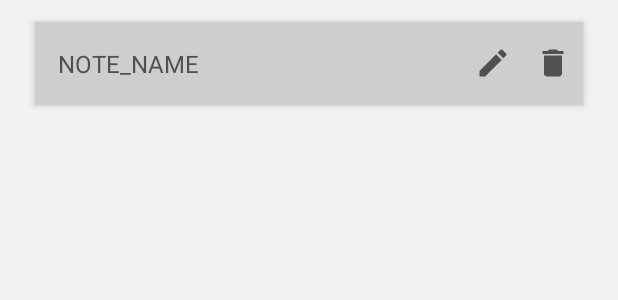
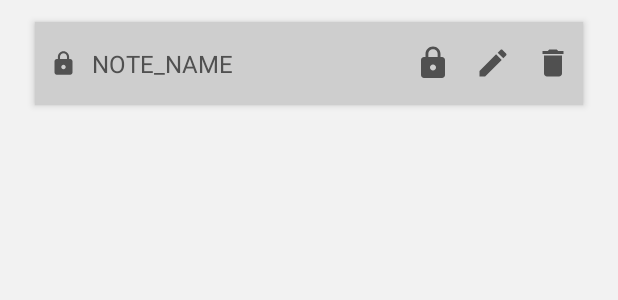
Before and after one commit to onurkolofficial/SimpleNotes-Android, an Android app: the layout list_notes.xml on its own in the app's theme, with its tools: preview values and no code run, on a phone screen of 412 x 824 dp. Shown: the top 300 px of the screen. Run offline under Robolectric (Android 15) with nearby library versions, the phone set to English and light mode, and no system bars; Roboto replaces fonts that are not available here.

Commit message:
Added note lock system. Fixed bugs.

```diff
--- a/app/build.gradle
+++ b/app/build.gradle
@@ -10,8 +10,8 @@ android {
         applicationId "com.onurkol.app.notes"
         minSdkVersion 22
         targetSdkVersion 30
-        versionCode 5
-        versionName "1.1.0"
+        versionCode 6
+        versionName "1.1.5"
 
         testInstrumentationRunner "androidx.test.runner.AndroidJUnitRunner"
     }
--- a/app/src/main/java/com/onurkol/app/notes/tools/NoteManager.java
+++ b/app/src/main/java/com/onurkol/app/notes/tools/NoteManager.java
@@ -56,9 +56,10 @@ public class NoteManager {
                     String gId=getNotesData.get(i).getNoteID();
                     String gName=getNotesData.get(i).getNoteName();
                     String gNote=getNotesData.get(i).getNoteText();
+                    String gPassword=getNotesData.get(i).getNotePassword();
                     int gColor=getNotesData.get(i).getNoteColor();
                     // Add View
-                    APP_NOTES.add(new NoteData(gId,gName,gNote,gColor));
+                    APP_NOTES.add(new NoteData(gId,gName,gNote,gPassword,gColor));
                     // Count
                     i++;
                 }
--- /dev/null
+++ b/app/src/main/res/drawable/ic_baseline_lock_24.xml
@@ -0,0 +1,10 @@
+<vector xmlns:android="http://schemas.android.com/apk/res/android"
+    android:width="24dp"
+    android:height="24dp"
+    android:viewportWidth="24"
+    android:viewportHeight="24"
+    android:tint="?attr/colorControlNormal">
+  <path
+      android:fillColor="@android:color/white"
+      android:pathData="M18,8h-1L17,6c0,-2.76 -2.24,-5 -5,-5S7,3.24 7,6v2L6,8c-1.1,0 -2,0.9 -2,2v10c0,1.1 0.9,2 2,2h12c1.1,0 2,-0.9 2,-2L20,10c0,-1.1 -0.9,-2 -2,-2zM12,17c-1.1,0 -2,-0.9 -2,-2s0.9,-2 2,-2 2,0.9 2,2 -0.9,2 -2,2zM15.1,8L8.9,8L8.9,6c0,-1.71 1.39,-3.1 3.1,-3.1 1.71,0 3.1,1.39 3.1,3.1v2z"/>
+</vector>
--- a/app/src/main/res/layout/list_notes.xml
+++ b/app/src/main/res/layout/list_notes.xml
@@ -23,18 +23,44 @@
             android:layout_height="match_parent"
             android:background="?attr/selectableItemBackground"
             android:orientation="horizontal">
+            <!-- Note Lock Status !-->
+            <ImageView
+                android:id="@+id/noteLockStatus"
+                android:layout_width="18dp"
+                android:layout_height="18dp"
+                android:layout_gravity="center"
+                android:layout_marginStart="10dp"
+                android:background="?attr/selectableItemBackgroundBorderless"
+                android:clickable="true"
+                android:focusable="true"
+                android:padding="0dp"
+                android:scaleType="fitCenter"
+                android:src="@drawable/ic_baseline_lock_24" />
+            <!-- Note Name !-->
             <TextView
                 android:id="@+id/noteNameTextView"
                 android:layout_width="wrap_content"
                 android:layout_height="55dp"
                 android:gravity="center_vertical"
-                android:padding="15dp"
+                android:padding="10dp"
                 android:text="NOTE_NAME"
                 android:textSize="16sp" />
             <Space
                 android:layout_width="0dp"
                 android:layout_height="wrap_content"
                 android:layout_weight="1" />
+            <!-- Lock/Unlock Note !-->
+            <ImageButton
+                android:id="@+id/noteLockUnlockButton"
+                android:layout_width="wrap_content"
+                android:layout_height="wrap_content"
+                android:layout_gravity="center"
+                android:background="?attr/selectableItemBackgroundBorderless"
+                android:clickable="true"
+                android:focusable="true"
+                android:padding="8dp"
+                android:src="@drawable/ic_baseline_lock_24" />
+            <!-- Edit Note !-->
             <ImageButton
                 android:id="@+id/noteEditButton"
                 android:layout_width="wrap_content"
@@ -46,6 +72,7 @@
                 android:padding="8dp"
                 android:tooltipText="@string/edit_note_text"
                 android:src="@drawable/ic_baseline_mode_edit_24" />
+            <!-- Delete Note !-->
             <ImageButton
                 android:id="@+id/noteDeleteButton"
                 android:layout_width="wrap_content"
--- a/app/src/main/res/layout/popup_edit_new_note.xml
+++ b/app/src/main/res/layout/popup_edit_new_note.xml
@@ -283,7 +283,7 @@
                     android:layout_height="wrap_content"
                     android:layout_weight="1" />
                 <Button
-                    android:id="@+id/dialogNoteCancelButton"
+                    android:id="@+id/dialogCancelButton"
                     style="@style/Widget.AppCompat.Button.Borderless"
                     android:layout_width="wrap_content"
                     android:layout_height="wrap_content"
```
Also changed, not shown: app/src/main/java/com/onurkol/app/notes/adapters/NoteListAdapter.java (+33 -5 lines), app/src/main/java/com/onurkol/app/notes/controller/NoteController.java (+4 -4 lines), app/src/main/java/com/onurkol/app/notes/data/NoteData.java (+9 -1 lines), app/src/main/java/com/onurkol/app/notes/popups/PopupEditNewNote.java (+4 -4 lines), app/src/main/java/com/onurkol/app/notes/popups/PopupLockUnlockOpenNote.java (added, +199 -0 lines), app/src/main/res/drawable/ic_round_lock_open_24.xml (added, +10 -0 lines), app/src/main/res/layout/popup_lock_unlock_note.xml (added, +73 -0 lines), app/src/main/res/values/strings.xml (+15 -0 lines), 2 other files.
